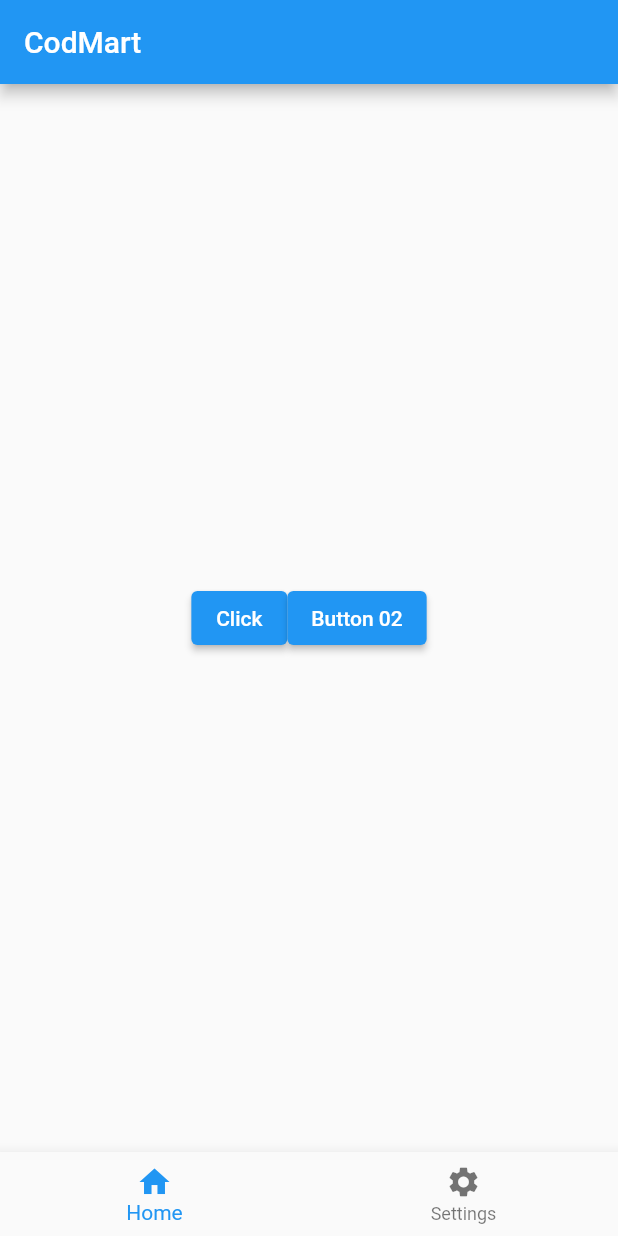
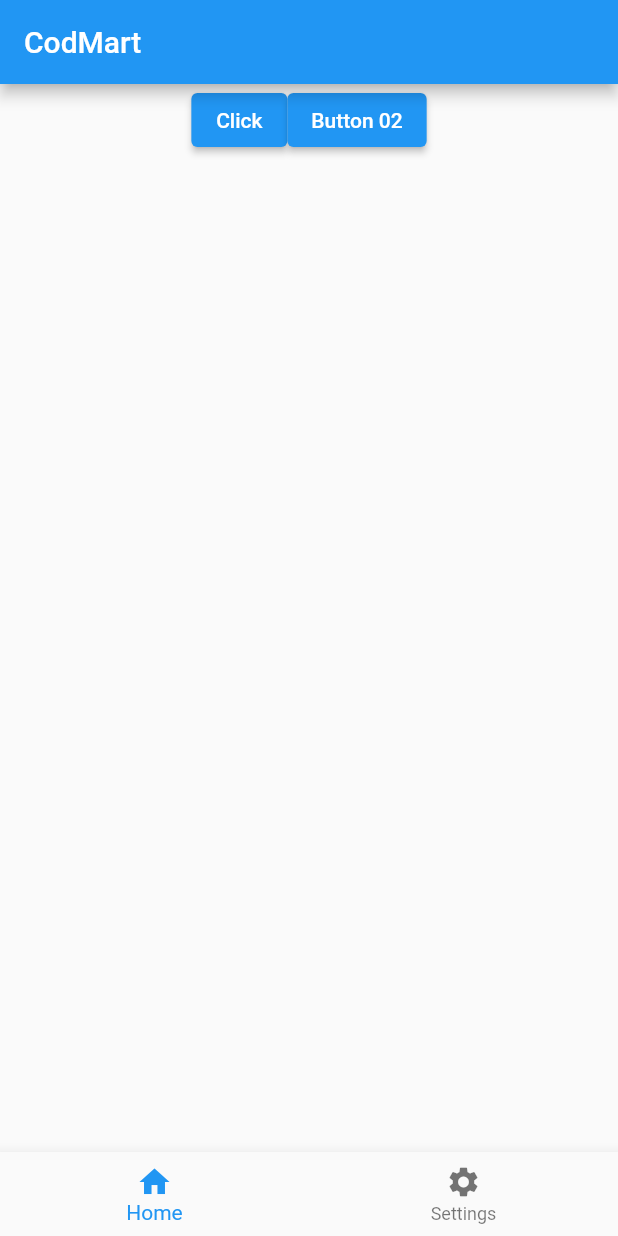
Before and after one commit to Hasitha-Lakshan404/Flutter_Basic, a Flutter app: the screen it shows after launch, on a phone screen of 412 x 824 dp. Run offline on Flutter 3.47's test engine with Material 2 defaults, Android fonts, the phone set to English and light mode, and no system bars.

Commit message:
Added child to the full size in user window

```diff
--- a/lib/main.dart
+++ b/lib/main.dart
@@ -30,8 +30,10 @@ class _MyAppState extends State<MyApp> {
         //Sart a body
         body: Center(
           child: SizedBox(
-            //to set the column full size to the user window
+            //to set the column/row width full size to the user window
             width: double.infinity,
+            //set the column/row width full size to the user window
+            height: double.infinity,
             child: Row(
               //for the center two button
               mainAxisAlignment: MainAxisAlignment.center,
```
